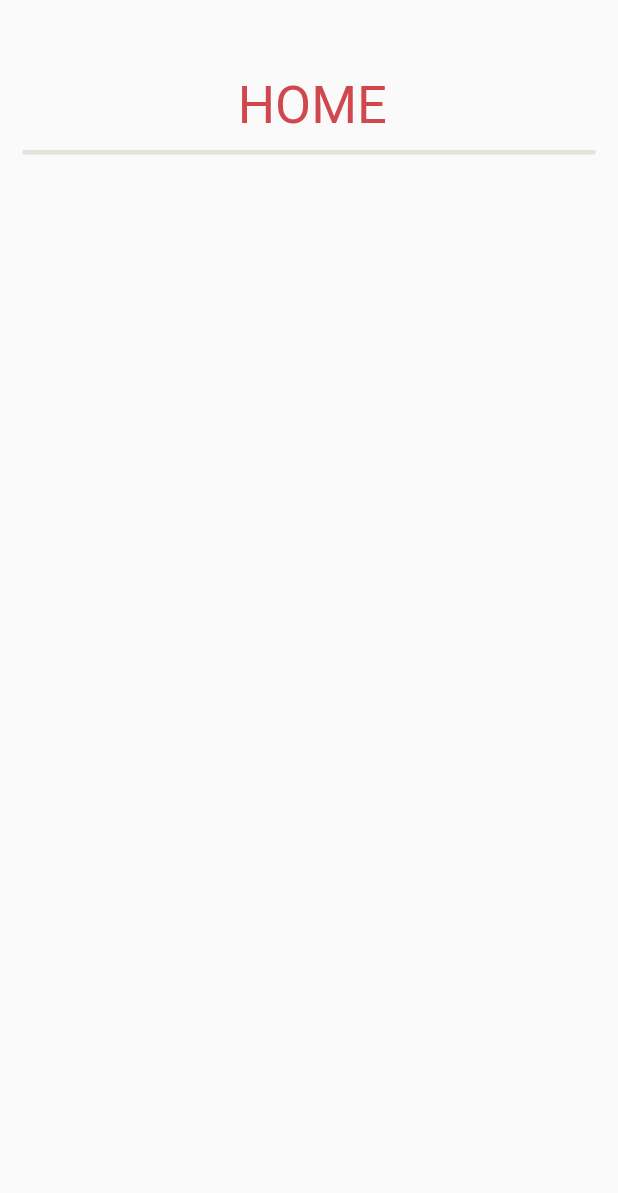
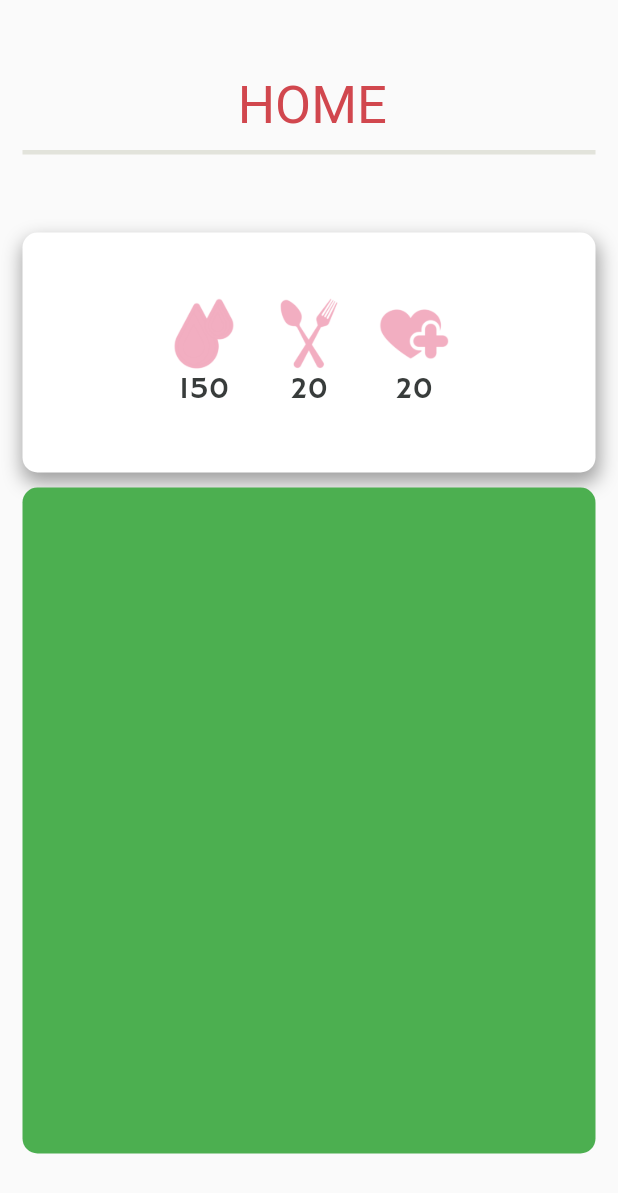
Before and after one commit to manbbo/call_for_help, a Flutter app: the Home screen opened directly, on a phone screen of 412 x 824 dp. Shown: the top 1193 px of the screen. Run offline on Flutter 3.47's test engine with Material 2 defaults, Android fonts, the phone set to English and light mode, and no system bars; our stand-ins replace carousel_slider, webview_flutter.

Commit message:
Modificando esquema de cores e adicionando tela HOME

```diff
--- a/lib/home.dart
+++ b/lib/home.dart
@@ -1,3 +1,4 @@
+import 'package:flutter/cupertino.dart';
 import 'package:flutter/material.dart';
 
 class Home extends StatefulWidget {
@@ -31,6 +32,87 @@ class _HomeState extends State<Home> {
                 color: Color.fromRGBO(226, 227, 219, 1),
               ),
             ),
+          ),
+          Container(
+            padding: EdgeInsets.only(top: 100),
+            child: Column(
+              mainAxisAlignment: MainAxisAlignment.center,
+              children: <Widget>[
+                Container(
+                  alignment: Alignment.center,
+                  child: Container(
+                    width: MediaQuery.of(context).size.width-30,
+                    height: 160,
+                    decoration: BoxDecoration(
+                      color: Colors.white,
+                      borderRadius: BorderRadius.circular(10),
+                      boxShadow: <BoxShadow>[
+                        BoxShadow(color: Colors.grey, blurRadius: 10.0, offset: Offset(1.0, 6.0), spreadRadius: 1)
+                      ]
+                    ),
+                    child:
+                    Column(
+                      mainAxisAlignment: MainAxisAlignment.center,
+                      children: <Widget>[
+                        Row(
+                          mainAxisAlignment: MainAxisAlignment.center,
+                          children: <Widget>[
+                            new Column(
+                              children: <Widget>[
+                                new Container(
+                                  width: 50,
+                                  height: 50,
+                                  child: Image.asset('assets/images/sanitation.png'),
+                                ),
+                                new Container(
+                                  child: Text('150', style: TextStyle(fontSize: 20, color: Color.fromRGBO(56, 60, 59, 1)),),
+                                )
+                              ],
+                            ),
+                            new Container(width: 20,),
+                            new Column(
+                              children: <Widget>[
+                                new Container(
+                                  width: 50,
+                                  height: 50,
+                                  child: Image.asset('assets/images/food.png'),
+                                ),
+                                new Container(
+                                  child: Text('20', style: TextStyle(fontSize: 20, color: Color.fromRGBO(56, 60, 59, 1)),),
+                                )
+                              ],
+                            ),
+                            new Container(width: 20,),
+                            new Column(
+                              children: <Widget>[
+                                new Container(
+                                  width: 50,
+                                  height: 50,
+                                  child: Image.asset('assets/images/health.png'),
+                                ),
+                                new Container(
+                                  child: Text('20', style: TextStyle(fontSize: 20, color: Color.fromRGBO(56, 60, 59, 1)),),
+                                )
+                              ],
+                            ),
+                          ],
+                        ),
+                        new Row()
+                      ],
+                    ),
+                  ),
+                ),
+                new Container(height: 10,),
+                new Container(
+                    width: MediaQuery.of(context).size.width-30,
+                  height: MediaQuery.of(context).size.height - 380,
+                  decoration: BoxDecoration(
+                      color: Colors.green,
+                      borderRadius: BorderRadius.circular(10)
+                  ),
+                )
+              ],
+            ),
           )
         ],
       ),
--- a/lib/sospage.dart
+++ b/lib/sospage.dart
@@ -265,7 +265,10 @@ class _SOSPageState extends State<SOSPage> {
             padding: EdgeInsets.all(20),
             decoration: BoxDecoration(
               color: Color.fromRGBO(242, 174, 193, 1),
-              borderRadius: BorderRadius.circular(40)
+              borderRadius: BorderRadius.circular(40),
+                boxShadow: <BoxShadow>[
+                  BoxShadow(color: Colors.black, blurRadius: 20.0, offset: Offset(1.0, 8.0), spreadRadius: 0.1)
+                ]
             ),
             child: Column(
               mainAxisAlignment: MainAxisAlignment.center,
@@ -327,7 +330,10 @@ class _SOSPageState extends State<SOSPage> {
             padding: EdgeInsets.all(20),
             decoration: BoxDecoration(
                 color: Color.fromRGBO(242, 174, 193, 1),
-                borderRadius: BorderRadius.circular(40)
+                borderRadius: BorderRadius.circular(40),
+                boxShadow: <BoxShadow>[
+                  BoxShadow(color: Colors.black, blurRadius: 20.0, offset: Offset(1.0, 8.0), spreadRadius: 0.1)
+                ]
             ),
           ),
           new Container(height: 30,),
@@ -367,9 +373,7 @@ class _SOSPageState extends State<SOSPage> {
                     borderRadius: BorderRadius.circular(18.0),
                   ),
                   onPressed: () => {
-                    setState(() {
-                      donation_index = 2;
-                    })
+                    Navigator.pop(context)
                   }
               ),
             ),
```
